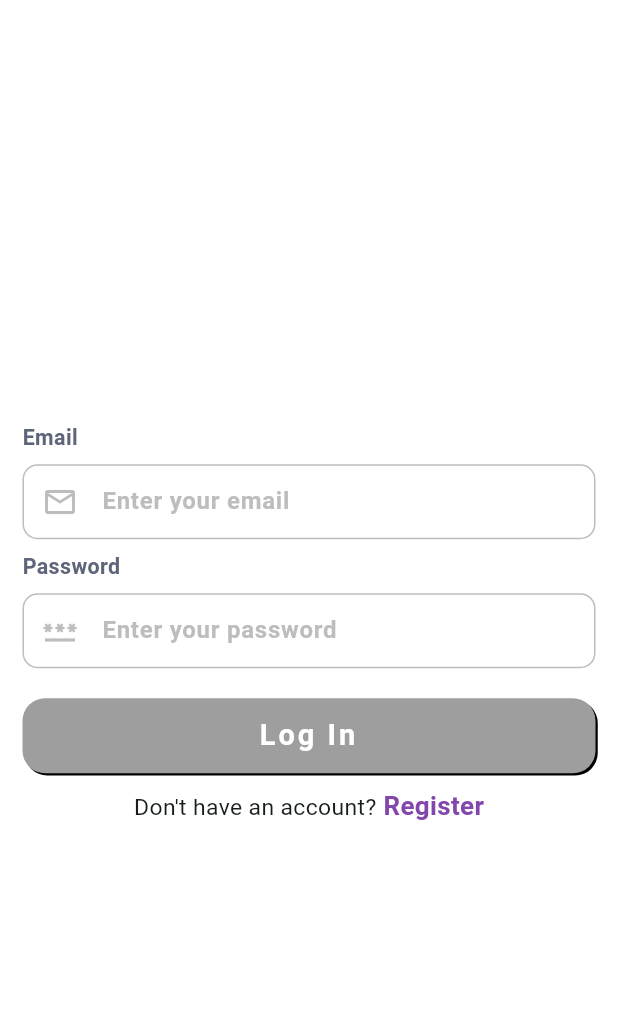
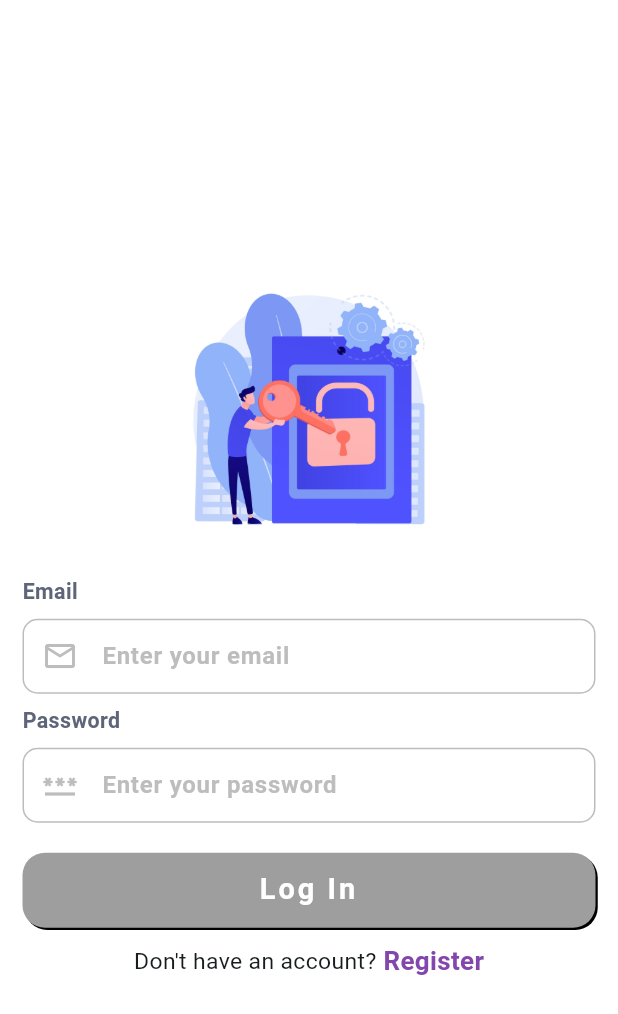
Before and after one commit to Tanjid470/neways_task, a Flutter app: the screen it shows after launch, on a phone screen of 412 x 824 dp. Shown: the top 1014 px of the screen. Run offline on Flutter 3.47's test engine with Material 3 defaults, Android fonts, the phone set to English and light mode, and no system bars; our stand-ins replace carousel_slider, cloud_firestore, firebase_auth, firebase_core, flutter_smart_dialog, get and 3 more; accounts and stored records are empty; Roboto replaces fonts that are missing (HindSiliguri); statements that could not run were skipped.

Commit message:
feat : add image on login view

```diff
--- a/lib/feature/login/presentation/login_view.dart
+++ b/lib/feature/login/presentation/login_view.dart
@@ -24,17 +24,17 @@ class _LoginViewState extends State<LoginView> {
           mainAxisAlignment: MainAxisAlignment.center,
           crossAxisAlignment: CrossAxisAlignment.start,
           children: [
-            // Container(
-            //   height: Get.height / 4,
-            //   width: Get.width,
-            //   alignment: Alignment.center,
-            //   padding: const EdgeInsets.all(10),
-            //   decoration: BoxDecoration(
-            //       image: DecorationImage(
-            //         image: AssetImage(AppImages.nubccLogoRemovebg),
-            //       )
-            //   ),
-            // ),
+            Container(
+              height: Get.height / 4,
+              width: Get.width,
+              alignment: Alignment.center,
+              padding: const EdgeInsets.all(10),
+              decoration: BoxDecoration(
+                  image: DecorationImage(
+                    image: AssetImage('assets/images/login.png'),
+                  )
+              ),
+            ),
             inputHeader(context, "Email"),
             Container(
               alignment: Alignment.center,
```
